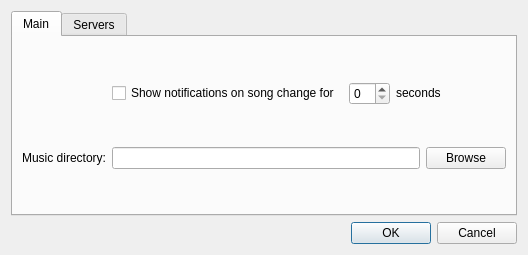
This is ui/Configuration.ui in tarmack/Pythagora as Qt 5 draws it before an edit. The edited form follows.
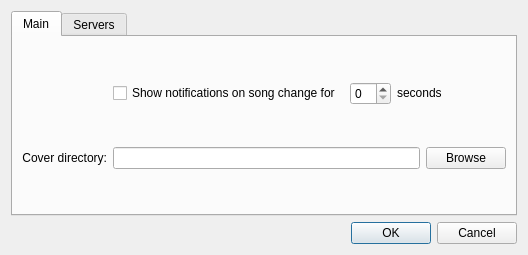
This is the edited form. Icons and pictures are not drawn.

Commit message:
Change the music dir setting to cover dir.
WARNING: You probably need to update your settings.

Patch:
```diff
--- a/ui/Configuration.ui
+++ b/ui/Configuration.ui
@@ -116,7 +116,7 @@
 If no folder.jpg can be found the cover art will be downloaded and cached in the 'covers' subdirectory.</string>
          </property>
          <property name="text">
-          <string>Music directory:</string>
+          <string>Cover directory:</string>
          </property>
          <property name="alignment">
           <set>Qt::AlignRight|Qt::AlignTrailing|Qt::AlignVCenter</set>
```
Left out of the diff: 10 changed lines with no effect on the pictures. The commit also changes 3 other files.
